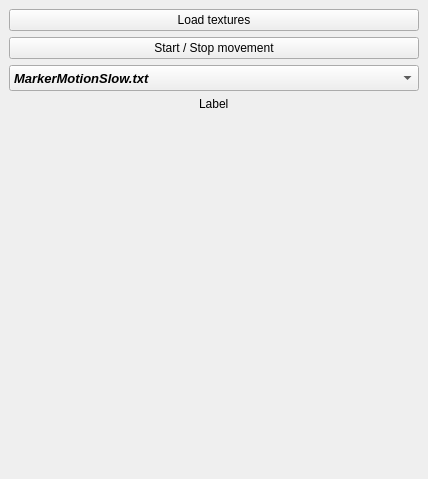
Old version of the form robotics/SamplePluginPA10/src/SamplePlugin.ui in the repository MathiasThor/rovi_final.
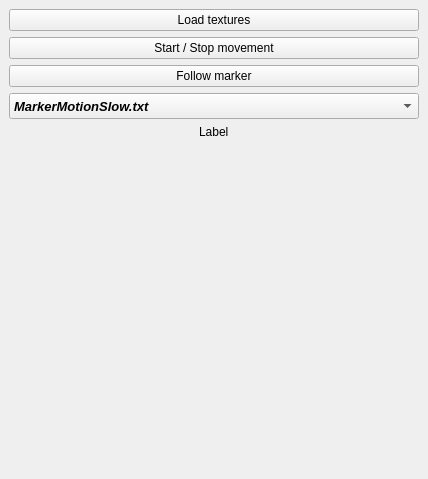
New version of the form.

Diff of the .ui file:
```diff
--- a/robotics/SamplePluginPA10/src/SamplePlugin.ui
+++ b/robotics/SamplePluginPA10/src/SamplePlugin.ui
@@ -31,6 +31,13 @@
         </property>
        </widget>
       </item>
+      <item>
+       <widget class="QPushButton" name="_followMarker">
+        <property name="text">
+         <string>Follow marker</string>
+        </property>
+       </widget>
+      </item>
       <item alignment="Qt::AlignTop">
        <widget class="QComboBox" name="_comboBox">
         <property name="minimumSize">
```
